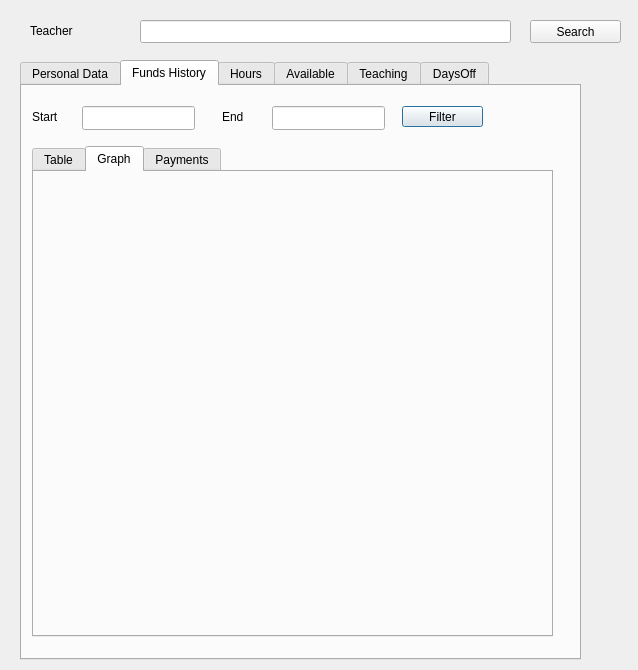
The window that Teacher/viewteacherdialog.ui (MrRisoni/Gauss) describes before a commit, drawn with Qt 5.
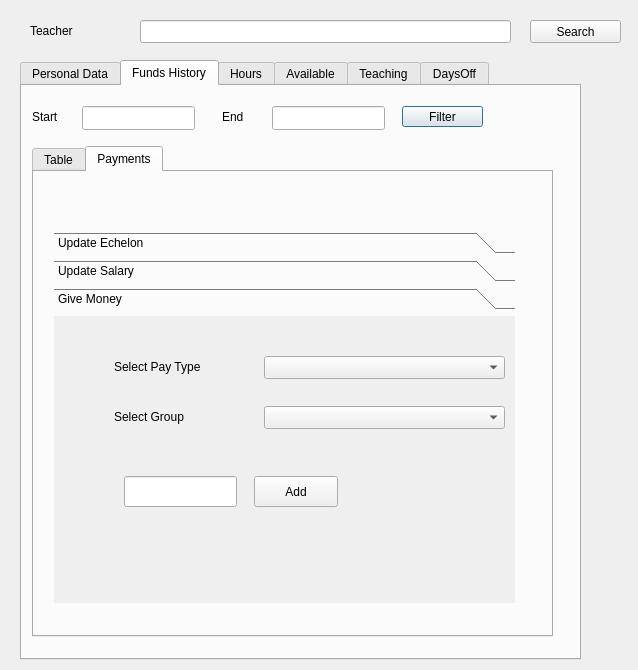
The same window after the commit. The open tabs and pages were chosen to show the change.

Diff of the .ui file:
```diff
--- a/Teacher/viewteacherdialog.ui
+++ b/Teacher/viewteacherdialog.ui
@@ -648,21 +648,6 @@
        </property>
       </widget>
      </widget>
-     <widget class="QWidget" name="tab_3">
-      <attribute name="title">
-       <string>Graph</string>
-      </attribute>
-      <widget class="QWidget" name="plotWidget" native="true">
-       <property name="geometry">
-        <rect>
-         <x>10</x>
-         <y>10</y>
-         <width>491</width>
-         <height>441</height>
-        </rect>
-       </property>
-      </widget>
-     </widget>
      <widget class="QWidget" name="tab_7">
       <attribute name="title">
        <string>Payments</string>
```
Left out of the diff: 2 changed lines with no effect on the pictures.
